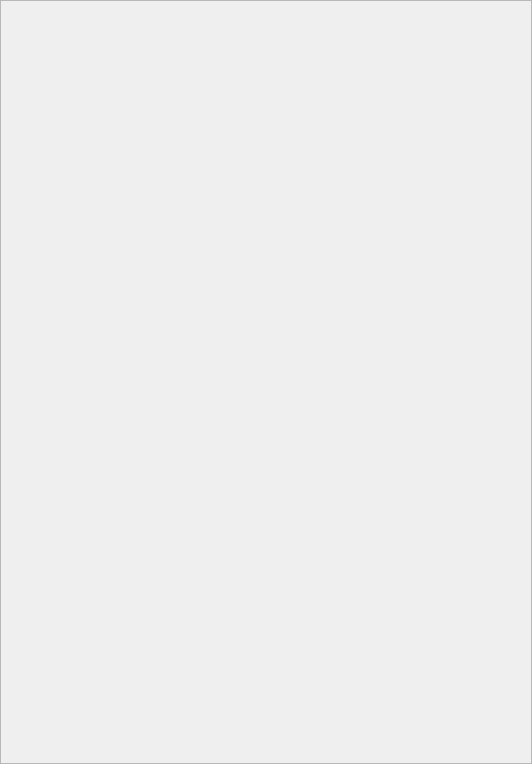
The window that src/form/setting/formsetting.ui (MRsoymilk/MySerial) describes before a commit, drawn with Qt 5.
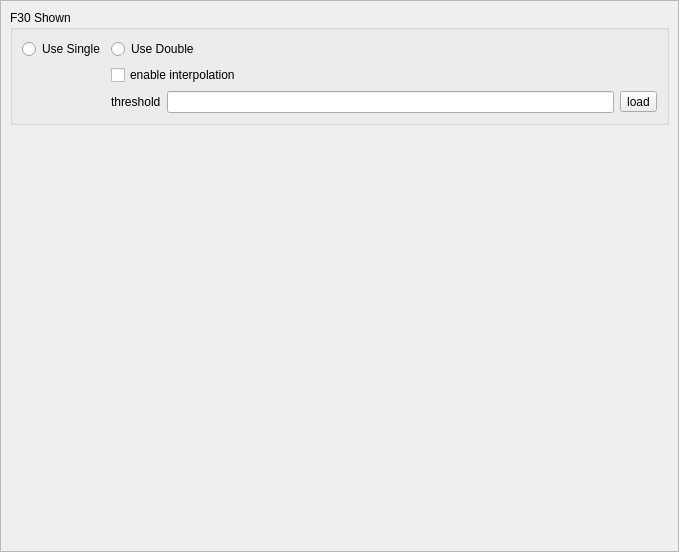
The same window after the commit.

Commit message: LoadingOverLay: add stop control; FormEasy: apply Threshold

```diff
--- a/src/form/setting/formsetting.ui
+++ b/src/form/setting/formsetting.ui
@@ -6,8 +6,8 @@
    <rect>
     <x>0</x>
     <y>0</y>
-    <width>532</width>
-    <height>764</height>
+    <width>679</width>
+    <height>552</height>
    </rect>
   </property>
   <property name="windowTitle">
@@ -36,13 +36,74 @@
        <rect>
         <x>0</x>
         <y>0</y>
-        <width>530</width>
-        <height>762</height>
+        <width>677</width>
+        <height>550</height>
        </rect>
       </property>
       <layout class="QVBoxLayout" name="verticalLayout">
        <item>
-        <layout class="QVBoxLayout" name="vLay"/>
+        <widget class="QGroupBox" name="groupBoxF30Shown">
+         <property name="title">
+          <string>F30 Shown</string>
+         </property>
+         <layout class="QGridLayout" name="gridLayout_2">
+          <item row="0" column="0">
+           <widget class="QRadioButton" name="radioButtonUseSingle">
+            <property name="text">
+             <string>Use Single</string>
+            </property>
+           </widget>
+          </item>
+          <item row="2" column="1">
+           <layout class="QHBoxLayout" name="horizontalLayout">
+            <item>
+             <widget class="QLabel" name="labelThreshold">
+              <property name="text">
+               <string>threshold</string>
+              </property>
+             </widget>
+            </item>
+            <item>
+             <widget class="QLineEdit" name="lineEditThreshold"/>
+            </item>
+            <item>
+             <widget class="QToolButton" name="tBtnLoadThreshold">
+              <property name="text">
+               <string>load</string>
+              </property>
+             </widget>
+            </item>
+           </layout>
+          </item>
+          <item row="0" column="1">
+           <widget class="QRadioButton" name="radioButtonUseDouble">
+            <property name="text">
+             <string>Use Double</string>
+            </property>
+           </widget>
+          </item>
+          <item row="1" column="1">
+           <widget class="QCheckBox" name="checkBoxEnableInterpolation">
+            <property name="text">
+             <string>enable interpolation</string>
+            </property>
+           </widget>
+          </item>
+         </layout>
+        </widget>
+       </item>
+       <item>
+        <spacer name="verticalSpacer">
+         <property name="orientation">
+          <enum>Qt::Orientation::Vertical</enum>
+         </property>
+         <property name="sizeHint" stdset="0">
+          <size>
+           <width>20</width>
+           <height>40</height>
+          </size>
+         </property>
+        </spacer>
        </item>
       </layout>
      </widget>
```
The commit also changes 13 other files.
